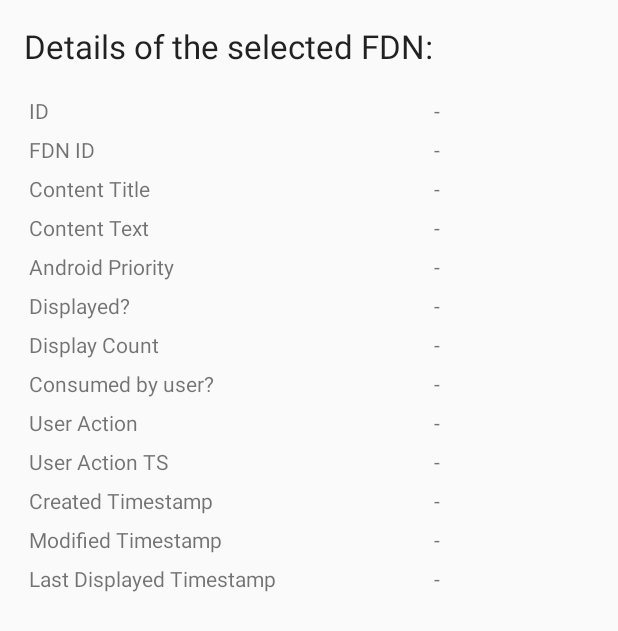
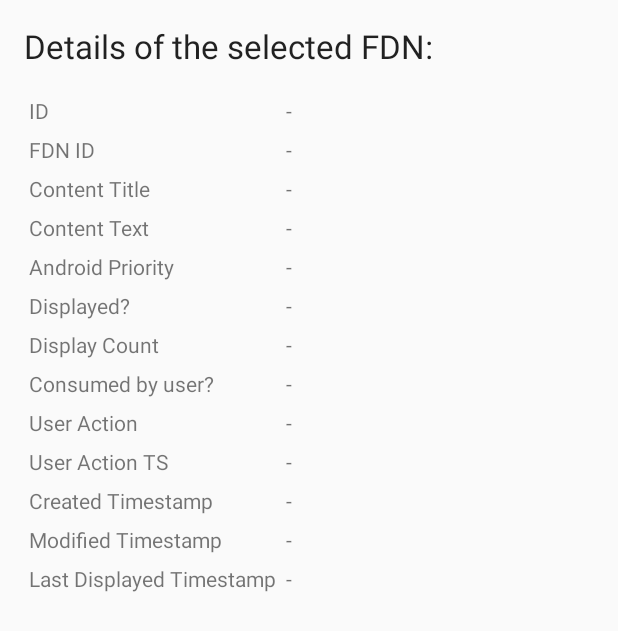
Before and after one commit to suryakiranl/IntentServiceApp, an Android app: the FdnDetailsActivity screen opened directly, with no data from a screen before it, on a phone screen of 412 x 824 dp. Shown: the top 631 px of the screen. Run offline under Robolectric (Android 15) with nearby library versions, the phone set to English and light mode, and no system bars.

```diff
--- a/app/src/main/res/layout/activity_fdn_details.xml
+++ b/app/src/main/res/layout/activity_fdn_details.xml
@@ -16,8 +16,8 @@
         android:layout_alignParentStart="true" />
 
     <TableLayout
-        android:layout_width="match_parent"
-        android:layout_height="match_parent"
+        android:layout_width="fill_parent"
+        android:layout_height="wrap_content"
         android:layout_below="@+id/fdnDetailsTitle"
         android:layout_marginTop="15dp"
         android:stretchColumns="1"
@@ -33,7 +33,7 @@
                 android:text="-"
                 android:id="@+id/idValue"
                 android:padding="3dp"
-                android:gravity="center_horizontal" />
+                 />
         </TableRow>
 
         <TableRow>
@@ -46,20 +46,25 @@
                 android:text="-"
                 android:id="@+id/fdnId"
                 android:padding="3dp"
-                android:gravity="center_horizontal" />
+                 />
         </TableRow>
 
         <TableRow>
             <TextView
                 android:text="Content Title"
                 android:padding="3dp"
-                android:gravity="left" />
+                android:gravity="left"
+                />
 
             <TextView
                 android:text="-"
                 android:id="@+id/contentTitle"
                 android:padding="3dp"
-                android:gravity="center_horizontal" />
+                android:gravity="left"
+                android:layout_height="fill_parent"
+                android:layout_width="wrap_content"
+                android:maxLines="4"
+                android:lines="4"/>
         </TableRow>
 
         <TableRow>
@@ -72,7 +77,11 @@
                 android:text="-"
                 android:id="@+id/contentText"
                 android:padding="3dp"
-                android:gravity="center_horizontal" />
+                android:gravity="left"
+                android:layout_height="fill_parent"
+                android:layout_width="wrap_content"
+                android:maxLines="4"
+                android:lines="4"/>
         </TableRow>
 
         <TableRow>
@@ -85,7 +94,7 @@
                 android:text="-"
                 android:id="@+id/andrPriority"
                 android:padding="3dp"
-                android:gravity="center_horizontal" />
+                 />
         </TableRow>
 
         <TableRow>
@@ -98,7 +107,7 @@
                 android:text="-"
                 android:id="@+id/isDisplayed"
                 android:padding="3dp"
-                android:gravity="center_horizontal" />
+                 />
         </TableRow>
 
         <TableRow>
@@ -111,7 +120,7 @@
                 android:text="-"
                 android:id="@+id/displayCount"
                 android:padding="3dp"
-                android:gravity="center_horizontal" />
+                 />
         </TableRow>
 
         <TableRow>
@@ -124,7 +133,7 @@
                 android:text="-"
                 android:id="@+id/isConsumedByUser"
                 android:padding="3dp"
-                android:gravity="center_horizontal" />
+                 />
         </TableRow>
 
         <TableRow>
@@ -137,7 +146,7 @@
                 android:text="-"
                 android:id="@+id/userAction"
                 android:padding="3dp"
-                android:gravity="center_horizontal" />
+                 />
         </TableRow>
 
         <TableRow>
@@ -150,7 +159,7 @@
                 android:text="-"
                 android:id="@+id/userActionTimestamp"
                 android:padding="3dp"
-                android:gravity="center_horizontal" />
+                 />
         </TableRow>
 
         <TableRow>
@@ -163,7 +172,7 @@
                 android:text="-"
                 android:id="@+id/createdTimestamp"
                 android:padding="3dp"
-                android:gravity="center_horizontal" />
+                 />
         </TableRow>
 
         <TableRow>
@@ -176,7 +185,7 @@
                 android:text="-"
                 android:id="@+id/modifiedTimestamp"
                 android:padding="3dp"
-                android:gravity="center_horizontal" />
+                 />
         </TableRow>
 
         <TableRow>
@@ -189,7 +198,7 @@
                 android:text="-"
                 android:id="@+id/lastDisplayedTimestamp"
                 android:padding="3dp"
-                android:gravity="center_horizontal" />
+                 />
         </TableRow>
 
     </TableLayout>
```
Also changed, not shown: app/src/main/java/com/surya/intentserviceapp/activity/SecondPageActivity.java (+12 -6 lines), 1 other file.
